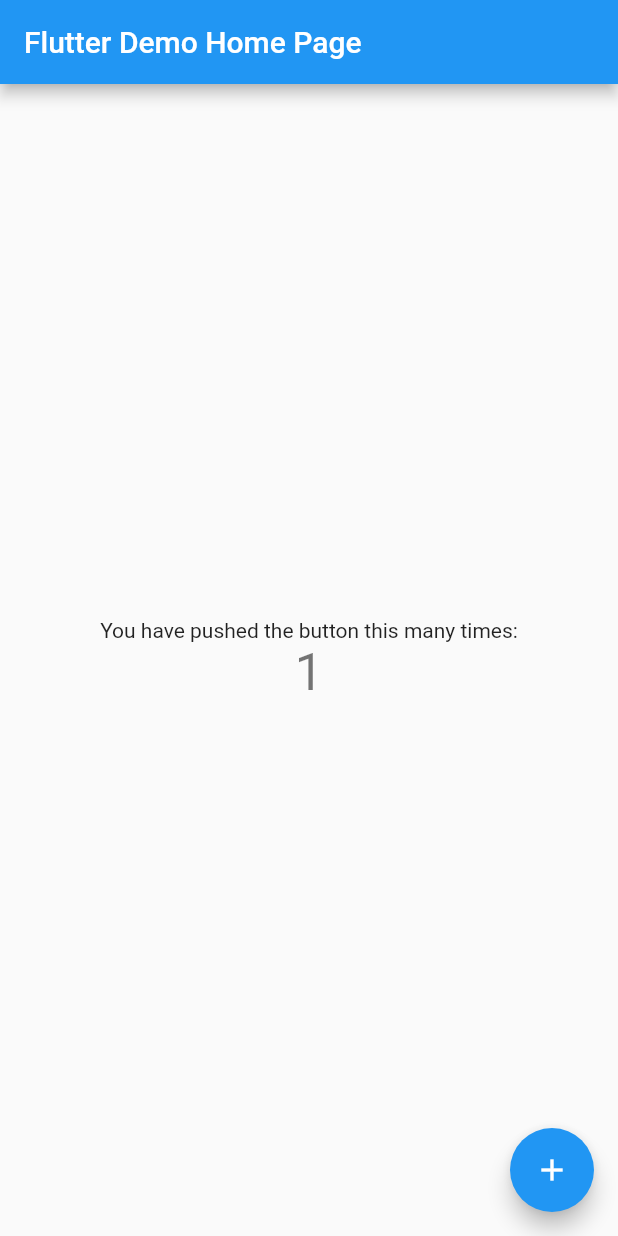
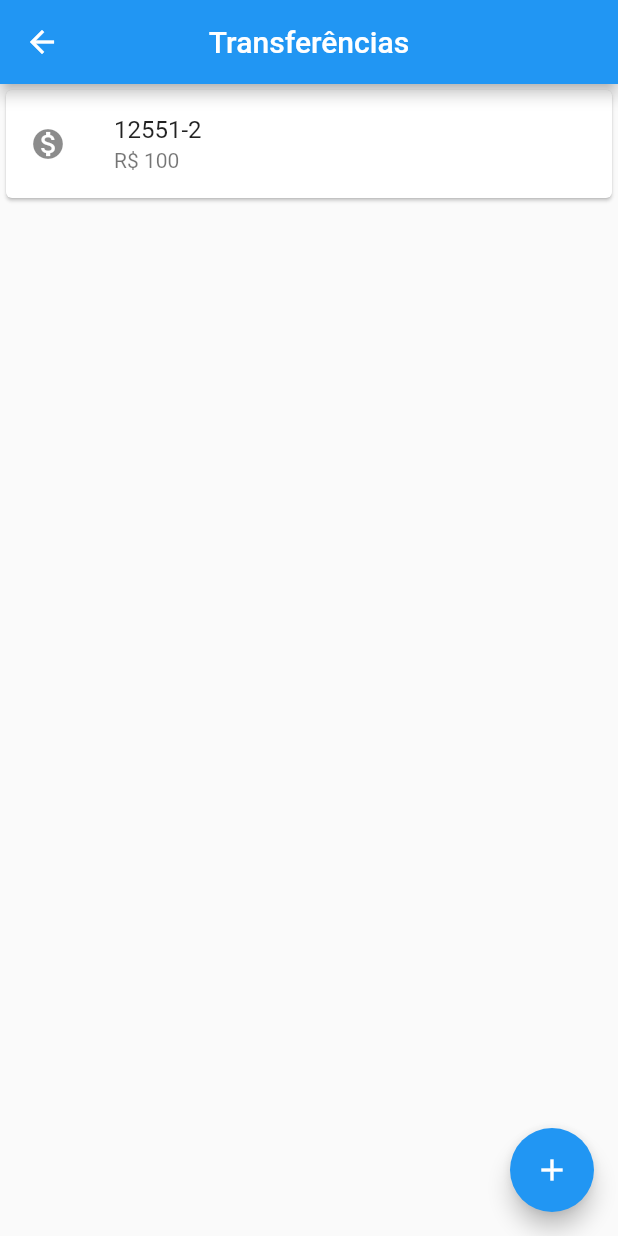
Before and after one commit to Bernardo-Junior/bytebank_app, a Flutter app: the screen it shows after launch, after a tap on the "add" icon, on a phone screen of 412 x 824 dp. Run offline on Flutter 3.47's test engine with Material 2 defaults, Android fonts, the phone set to English and light mode, and no system bars.

Commit message:
feat: adding transfer screen

```diff
--- a/lib/main.dart
+++ b/lib/main.dart
@@ -1,113 +1,138 @@
 import 'package:flutter/material.dart';
 
-void main() {
-  runApp(MyApp());
-}
+void main() => runApp(BytebankApp());
 
-class MyApp extends StatelessWidget {
-  // This widget is the root of your application.
+class BytebankApp extends StatelessWidget {
+  const BytebankApp({Key? key}) : super(key: key);
+
   @override
   Widget build(BuildContext context) {
     return MaterialApp(
-      title: 'Flutter Demo',
-      theme: ThemeData(
-        // This is the theme of your application.
-        //
-        // Try running your application with "flutter run". You'll see the
-        // application has a blue toolbar. Then, without quitting the app, try
-        // changing the primarySwatch below to Colors.green and then invoke
-        // "hot reload" (press "r" in the console where you ran "flutter run",
-        // or simply save your changes to "hot reload" in a Flutter IDE).
-        // Notice that the counter didn't reset back to zero; the application
-        // is not restarted.
-        primarySwatch: Colors.blue,
+      home: Scaffold(
+        body: TransferForm(),
       ),
-      home: MyHomePage(title: 'Flutter Demo Home Page'),
     );
   }
 }
 
-class MyHomePage extends StatefulWidget {
-  MyHomePage({Key? key, required this.title}) : super(key: key);
-
-  // This widget is the home page of your application. It is stateful, meaning
-  // that it has a State object (defined below) that contains fields that affect
-  // how it looks.
-
-  // This class is the configuration for the state. It holds the values (in this
-  // case the title) provided by the parent (in this case the App widget) and
-  // used by the build method of the State. Fields in a Widget subclass are
-  // always marked "final".
-
-  final String title;
-
-  @override
-  _MyHomePageState createState() => _MyHomePageState();
-}
-
-class _MyHomePageState extends State<MyHomePage> {
-  int _counter = 0;
-
-  void _incrementCounter() {
-    setState(() {
-      // This call to setState tells the Flutter framework that something has
-      // changed in this State, which causes it to rerun the build method below
-      // so that the display can reflect the updated values. If we changed
-      // _counter without calling setState(), then the build method would not be
-      // called again, and so nothing would appear to happen.
-      _counter++;
-    });
-  }
+class TransferForm extends StatelessWidget {
+  const TransferForm({Key? key}) : super(key: key);
 
   @override
   Widget build(BuildContext context) {
-    // This method is rerun every time setState is called, for instance as done
-    // by the _incrementCounter method above.
-    //
-    // The Flutter framework has been optimized to make rerunning build methods
-    // fast, so that you can just rebuild anything that needs updating rather
-    // than having to individually change instances of widgets.
     return Scaffold(
       appBar: AppBar(
-        // Here we take the value from the MyHomePage object that was created by
-        // the App.build method, and use it to set our appbar title.
-        title: Text(widget.title),
+        title: Text('Criando Transferência'),
       ),
-      body: Center(
-        // Center is a layout widget. It takes a single child and positions it
-        // in the middle of the parent.
-        child: Column(
-          // Column is also a layout widget. It takes a list of children and
-          // arranges them vertically. By default, it sizes itself to fit its
-          // children horizontally, and tries to be as tall as its parent.
-          //
-          // Invoke "debug painting" (press "p" in the console, choose the
-          // "Toggle Debug Paint" action from the Flutter Inspector in Android
-          // Studio, or the "Toggle Debug Paint" command in Visual Studio Code)
-          // to see the wireframe for each widget.
-          //
-          // Column has various properties to control how it sizes itself and
-          // how it positions its children. Here we use mainAxisAlignment to
-          // center the children vertically; the main axis here is the vertical
-          // axis because Columns are vertical (the cross axis would be
-          // horizontal).
-          mainAxisAlignment: MainAxisAlignment.center,
-          children: <Widget>[
-            Text(
-              'You have pushed the button this many times:',
+      body: Column(
+        children: [
+          Padding(
+            padding: const EdgeInsets.all(8.0),
+            child: TextField(
+              decoration: InputDecoration(
+                labelText: 'Número da conta',
+                hintText: '0000-0',
+                border: OutlineInputBorder(
+                  borderRadius: BorderRadius.circular(10.0),
+                ),
+              ),
+              style: TextStyle(
+                fontSize: 16,
+              ),
             ),
-            Text(
-              '$_counter',
-              style: Theme.of(context).textTheme.headline4,
+          ),
+          Padding(
+            padding: const EdgeInsets.all(8.0),
+            child: TextField(
+              decoration: InputDecoration(
+                labelText: 'Valor depositado',
+                hintText: 'R\$ 00.00',
+                border: OutlineInputBorder(
+                  borderRadius: BorderRadius.circular(10.0),
+                ),
+              ),
+              style: TextStyle(
+                fontSize: 16,
+              ),
             ),
-          ],
-        ),
+          ),
+          Padding(
+            padding: const EdgeInsets.only(top: 30),
+            child: Container(
+              width: 200,
+              height: 40,
+              child: ElevatedButton(
+                child: Text('Criar'),
+                onPressed: () {},
+              ),
+            ),
+          ),
+        ],
       ),
       floatingActionButton: FloatingActionButton(
-        onPressed: _incrementCounter,
-        tooltip: 'Increment',
+        onPressed: () {
+          Navigator.of(context).push(
+            MaterialPageRoute(
+              builder: (context) {
+                return TransferList();
+              },
+            ),
+          );
+        },
         child: Icon(Icons.add),
-      ), // This trailing comma makes auto-formatting nicer for build methods.
+      ),
     );
   }
 }
+
+class TransferList extends StatelessWidget {
+  @override
+  Widget build(BuildContext context) {
+    return Scaffold(
+      appBar: AppBar(
+        title: Text('Transferências'),
+        centerTitle: true,
+      ),
+      floatingActionButton: FloatingActionButton(
+        onPressed: () {},
+        child: Icon(Icons.add),
+      ),
+      body: Column(
+        children: [
+          TransferItem(
+            Transfer('12551-2', '100'),
+          ),
+        ],
+      ),
+    );
+  }
+}
+
+class TransferItem extends StatelessWidget {
+  final Transfer _transfer;
+  TransferItem(this._transfer);
+
+  @override
+  Widget build(BuildContext context) {
+    return Card(
+      child: ListTile(
+        leading: Column(
+          crossAxisAlignment: CrossAxisAlignment.center,
+          mainAxisAlignment: MainAxisAlignment.center,
+          children: [
+            Icon(Icons.monetization_on),
+          ],
+        ),
+        title: Text(_transfer.account),
+        subtitle: Text('R\$ ${_transfer.value}'),
+      ),
+    );
+  }
+}
+
+class Transfer {
+  final String value;
+  final String account;
+
+  Transfer(this.account, this.value);
+}
```
Also changed, not shown: 4 other files.
